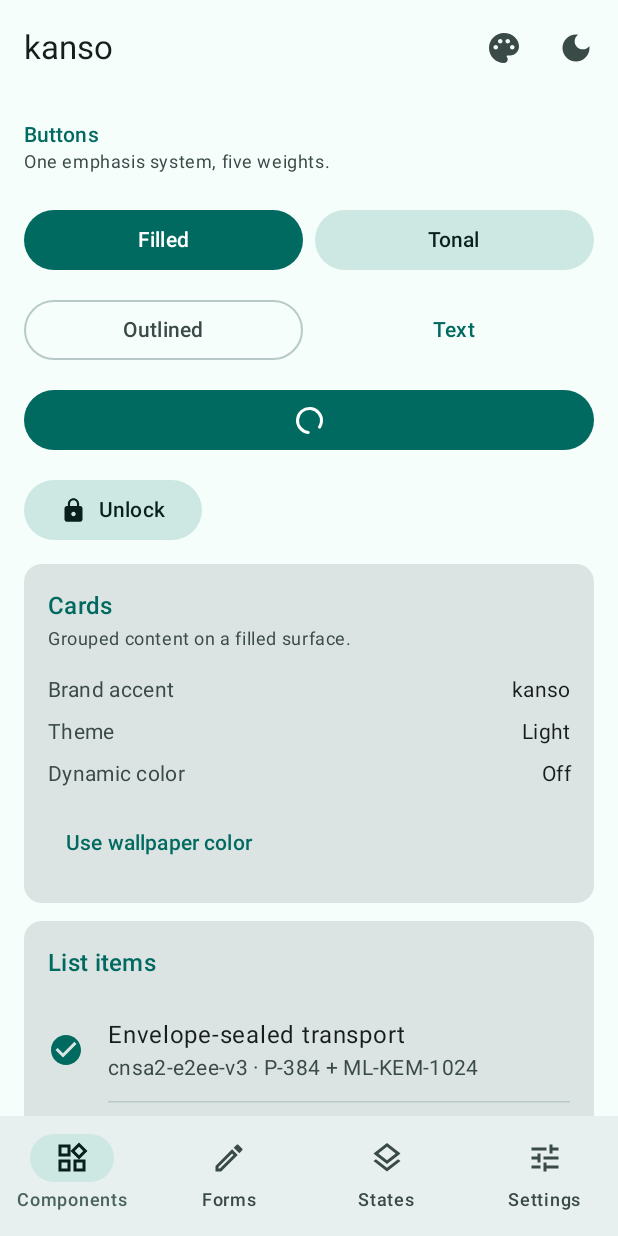
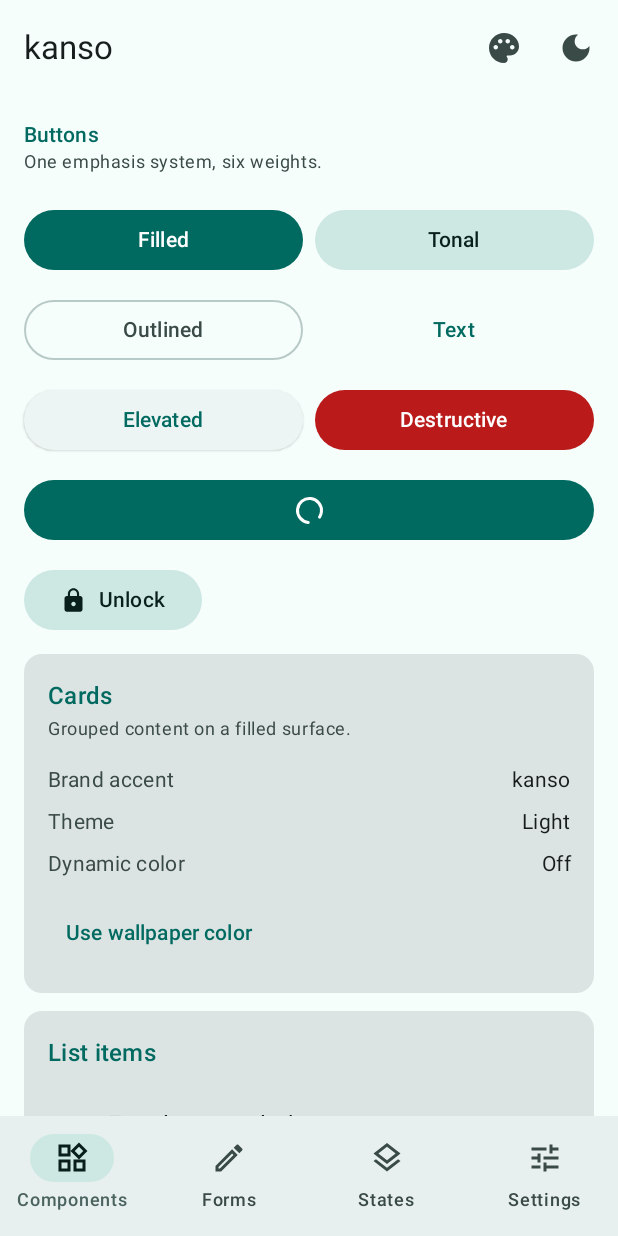
Before and after one commit to ayanami770/kanso, an Android app built with Jetpack Compose: the screen it shows after launch (MainActivity), on a phone screen of 412 x 824 dp. Run offline under Robolectric (Android 15) with nearby library versions, the phone set to English and light mode, and no system bars; Roboto replaces fonts that are not available here.

Commit message:
docs: make the README, the previews and the gallery agree with the code (KAN-25)
The README counted eleven components (the table lists 24), said each has a four-way
preview (two cannot) and that the demo shows every token and component. The large-bar
preview used the back button its KDoc rules out, and the changelog named one lint
exclusion where there are two. Prose corrected; the gallery gains the missing button
styles and badge, and the container preview the four standard configurations.

Co-Authored-By: Claude Mythos 5.2 <noreply@anthropic.com>
Claude-Session: https://claude.ai/code/session_01MtPAVsk7MovmhLF2VztxQb

```diff
--- a/demo/src/main/java/dev/ayanami/kanso/demo/MainActivity.kt
+++ b/demo/src/main/java/dev/ayanami/kanso/demo/MainActivity.kt
@@ -225,7 +225,7 @@ private fun GalleryScreen(
     ) {
         KansoSectionHeader(
             "Buttons",
-            supporting = "One emphasis system, five weights.",
+            supporting = "One emphasis system, six weights.",
             modifier = Modifier.padding(top = Kanso.spacing.sm),
         )
         Row(
@@ -244,6 +244,23 @@ private fun GalleryScreen(
             }, style = KansoButtonStyle.Outlined, modifier = Modifier.weight(1f))
             KansoButton("Text", onClick = {
             }, style = KansoButtonStyle.Text, modifier = Modifier.weight(1f))
+        }
+        Row(
+            Modifier.fillMaxWidth(),
+            horizontalArrangement = Arrangement.spacedBy(Kanso.spacing.sm),
+        ) {
+            KansoButton(
+                "Elevated",
+                onClick = {},
+                style = KansoButtonStyle.Elevated,
+                modifier = Modifier.weight(1f),
+            )
+            KansoButton(
+                "Destructive",
+                onClick = {},
+                style = KansoButtonStyle.Destructive,
+                modifier = Modifier.weight(1f),
+            )
         }
         KansoButton("Working…", onClick = {}, loading = true, modifier = Modifier.fillMaxWidth())
         KansoButton("Unlock", onClick = {
@@ -309,6 +326,12 @@ private fun GalleryScreen(
                 "new.example.com",
                 supporting = "Never checked",
                 trailing = { KansoStatusBadge("Unknown", KansoStatus.Neutral) },
+            )
+            KansoDivider()
+            KansoListItem(
+                "queue.example.com",
+                supporting = "Check scheduled",
+                trailing = { KansoStatusBadge("Queued", KansoStatus.Info) },
             )
         }
     }
--- a/kanso/src/main/java/dev/ayanami/kanso/component/Previews.kt
+++ b/kanso/src/main/java/dev/ayanami/kanso/component/Previews.kt
@@ -475,6 +475,7 @@ private fun KansoSkeletonPreview() = PreviewHost {
  * shared annotation, where it would triple the matrix for components that have no adaptive
  * behaviour to show.
  */
+@KansoPreviews
 @Preview(name = "tablet", device = "spec:width=1280dp,height=800dp,dpi=240")
 @Preview(name = "phone", device = "spec:width=411dp,height=891dp,dpi=420")
 @Composable
@@ -497,12 +498,17 @@ private fun KansoContentContainerPreview() = PreviewHost {
 
 /**
  * The version is passed explicitly because a preview host resolves no real package — what is
- * under review is the title-then-version line the default produces in a running app.
+ * under review is the title-then-version line the default produces in a running app, beside a
+ * back button whose arrow has to mirror in the RTL configuration.
  */
 @KansoPreviews
 @Composable
 private fun KansoScaffoldPreview() = KansoTheme(dynamicColor = false) {
-    KansoScaffold(title = "Peers", version = "v1.4.2") { inner ->
+    KansoScaffold(
+        title = "Peers",
+        version = "v1.4.2",
+        navigationIcon = { KansoBackButton(onBack = {}) },
+    ) { inner ->
         Column(Modifier.padding(inner).padding(horizontal = Kanso.spacing.screen)) {
             KansoSectionHeader("Nearby")
             KansoListItem(headline = "dao-node", supporting = "192.168.1.24", onClick = {})
@@ -511,7 +517,7 @@ private fun KansoScaffoldPreview() = KansoTheme(dynamicColor = false) {
     }
 }
 
-/** The tall header with a back button beside it — including the RTL mirror of the arrow. */
+/** The tall header, on the kind of screen it is for: one that starts a hierarchy. */
 @KansoPreviews
 @Composable
 private fun KansoScaffoldLargeBarPreview() = KansoTheme(dynamicColor = false) {
@@ -519,7 +525,6 @@ private fun KansoScaffoldLargeBarPreview() = KansoTheme(dynamicColor = false) {
         title = "Settings",
         version = "v1.4.2",
         largeTopBar = true,
-        navigationIcon = { KansoBackButton(onBack = {}) },
     ) { inner ->
         Column(Modifier.padding(inner).padding(horizontal = Kanso.spacing.screen)) {
             KansoSwitchRow(headline = "Background sync", checked = true, onCheckedChange = {})
--- a/settings.gradle.kts
+++ b/settings.gradle.kts
@@ -21,4 +21,4 @@ dependencyResolutionManagement {
 
 rootProject.name = "kanso"
 include(":kanso") // the shared Material 3 design-system library
-include(":demo") // a gallery app that showcases every token + component
+include(":demo") // a gallery app that shows the components in use
```
Also changed, not shown: 2 other files.
